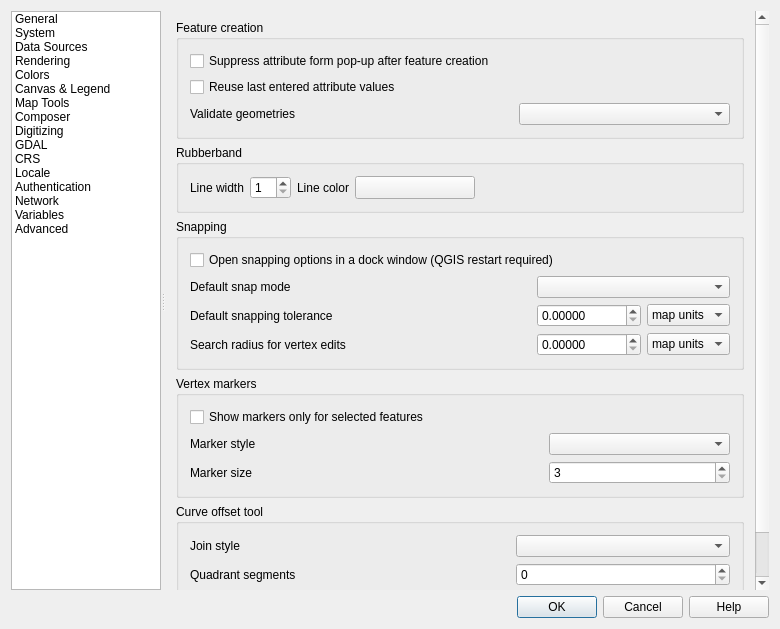
Old version of the form src/ui/qgsoptionsbase.ui in the repository qgis/QGIS.
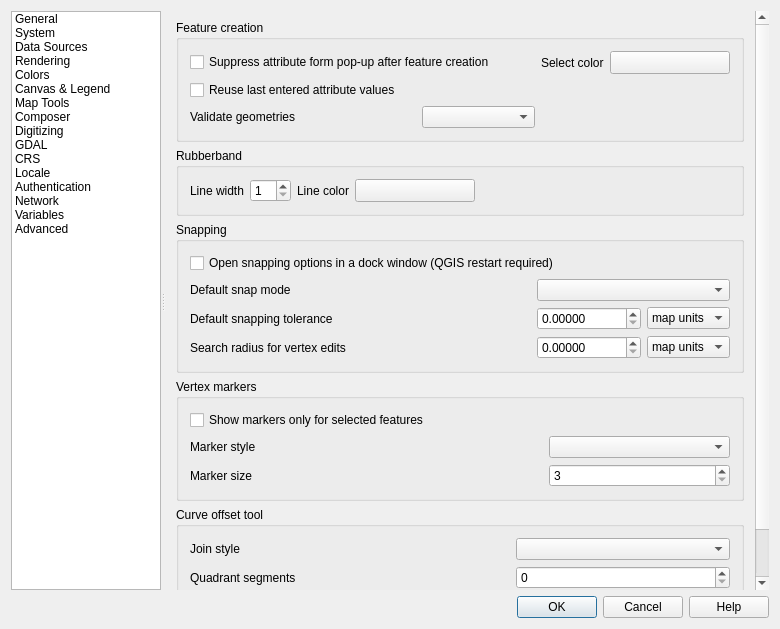
New version of the form. The open tabs and pages were chosen to show the change. Icons and pictures are not drawn. Custom widgets are drawn as their Qt base class.

Commit message: Make the rubber band color configurable

Diff of the .ui file:
```diff
--- a/src/ui/qgsoptionsbase.ui
+++ b/src/ui/qgsoptionsbase.ui
@@ -3549,6 +3549,44 @@
                     </property>
                    </widget>
                   </item>
+                  <item row="0" column="5">
+                   <widget class="QgsColorButtonV2" name="mSelectColorToolButton">
+                    <property name="sizePolicy">
+                     <sizepolicy hsizetype="Fixed" vsizetype="Fixed">
+                      <horstretch>0</horstretch>
+                      <verstretch>0</verstretch>
+                     </sizepolicy>
+                    </property>
+                    <property name="minimumSize">
+                     <size>
+                      <width>120</width>
+                      <height>0</height>
+                     </size>
+                    </property>
+                    <property name="maximumSize">
+                     <size>
+                      <width>120</width>
+                      <height>16777215</height>
+                     </size>
+                    </property>
+                    <property name="text">
+                     <string/>
+                    </property>
+                   </widget>
+                  </item>
+                  <item row="0" column="4">
+                   <widget class="QLabel" name="mSelectColorTextLabel">
+                    <property name="sizePolicy">
+                     <sizepolicy hsizetype="Maximum" vsizetype="Preferred">
+                      <horstretch>0</horstretch>
+                      <verstretch>0</verstretch>
+                     </sizepolicy>
+                    </property>
+                    <property name="text">
+                     <string>Select color</string>
+                    </property>
+                   </widget>
+                  </item>
                  </layout>
                 </widget>
                </item>
@@ -3594,7 +3632,7 @@
                     </property>
                    </widget>
                   </item>
-                  <item row="0" column="4">
+                  <item row="0" column="6">
                    <spacer name="horizontalSpacer_33">
                     <property name="orientation">
                      <enum>Qt::Horizontal</enum>
```
The commit also changes 2 other files.
